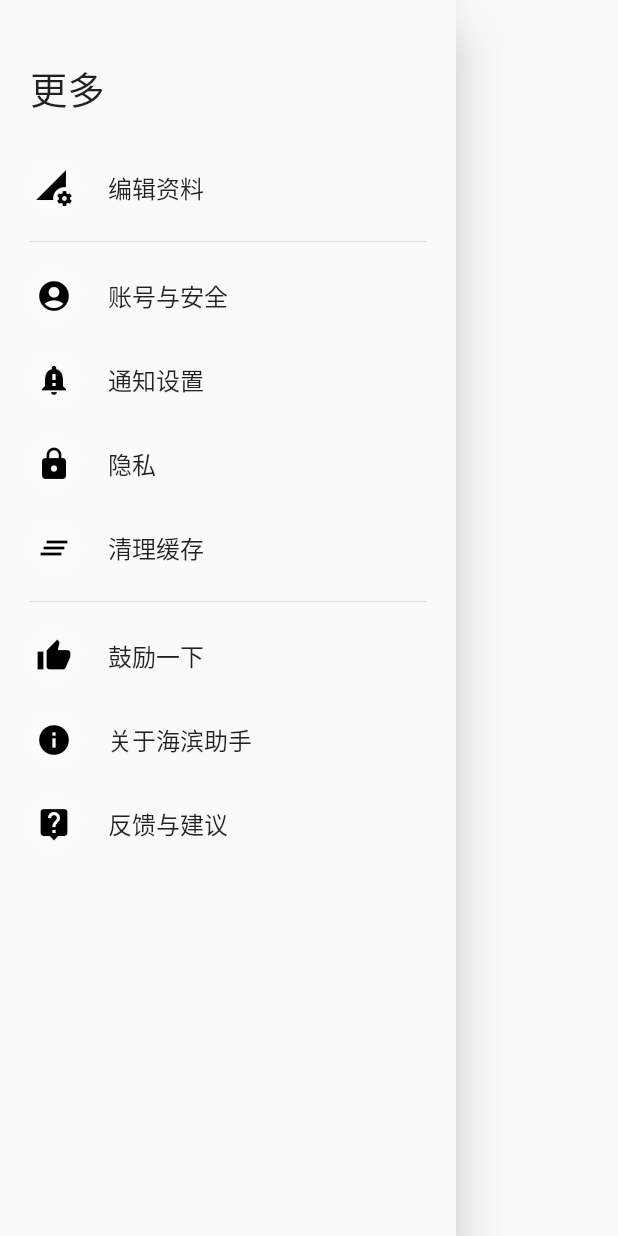
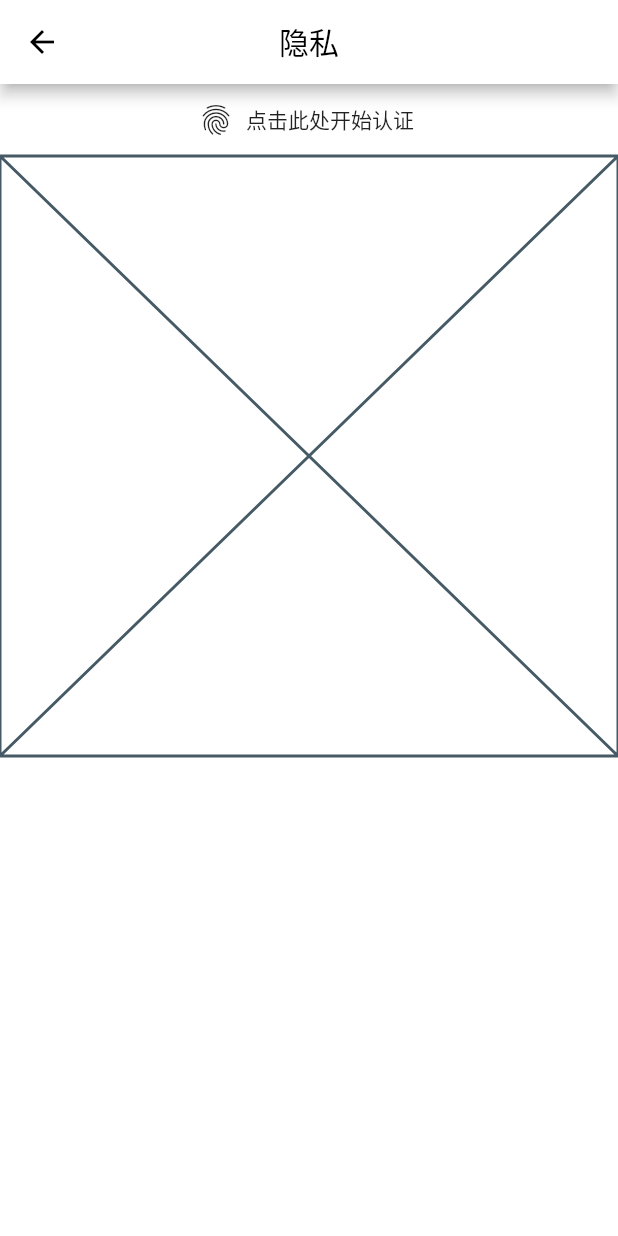
Before and after one commit to xushiwang/Flutter-HBZS, a Flutter app: the MyDrawer widget shown alone on an empty page, opened directly, after a tap on "隐私", on a phone screen of 412 x 824 dp. Run offline on Flutter 3.47's test engine with Material 2 defaults, Android fonts, the phone set to English and light mode, and no system bars; our stand-ins replace cached_network_image, dio, flutter_custom_clippers, flutter_swiper, font_awesome_flutter, local_auth and 6 more; missing offline and left inert: dart:ffi; accounts and stored records are empty; generated files the repository leaves out were written again; network calls fail.

Commit message:
指纹认证

```diff
--- a/lib/main.dart
+++ b/lib/main.dart
@@ -13,6 +13,8 @@ import 'pages/tabs.dart';
 import 'package:flutter/material.dart';
 import 'package:hbzs/router/login.dart';
 import 'package:hbzs/router/EveryImage.dart';
+
+import 'router/private.dart';
 
 //void main() => runApp(MyApp(),SystemChrome.setSystemUIOverlayStyle(SystemUiOverlayStyle.dark););
 void main() {
@@ -46,6 +48,7 @@ class MyApp extends StatelessWidget {
         '/test': (context) => List_Test(),
         '/retest': (context) => List_ReTest(),
         '/about': (context) => About(),
+        '/private':(context)=>Private()
       },
       home: Tabs(),
     );
--- a/lib/res/MyDrawer.dart
+++ b/lib/res/MyDrawer.dart
@@ -76,6 +76,7 @@ class MyDrawer extends StatelessWidget {
               title: Text('隐私'),
               onTap: (){
                 print('点击了隐私');
+                Navigator.pushNamed(context, '/private');
               },
             ),
             ListTile(
@@ -184,7 +185,7 @@ class MyDrawer extends StatelessWidget {
   }
   void _clearCache() async {
      final prefs = await SharedPreferences.getInstance();
-     prefs.clear();
+     //prefs.clear();
     Directory tempDir = await getTemporaryDirectory();
       //删除缓存目录
       await delDir(tempDir);
--- a/lib/router/about.dart
+++ b/lib/router/about.dart
@@ -71,7 +71,7 @@ class About extends StatelessWidget {
             },
           ),
           new Divider(),
-          Text("特别感谢各位老师同学给予的支持与帮助",textAlign: TextAlign.center,)
+          Text("特别感谢各位老师同学给予的支持与帮助",textAlign: TextAlign.center,),
         ],
       ),
     );
--- a/lib/router/list_retest.dart
+++ b/lib/router/list_retest.dart
@@ -19,7 +19,7 @@ class _listsstate extends State<List_ReTest> {
   @override
   void initState() {
     super.initState();
-    this._get_cj();
+    this.getcj();
   }
 
   List listss = [];
@@ -216,7 +216,7 @@ class _listsstate extends State<List_ReTest> {
     );
   }
 
-  Future<void> _get_cj() async {
+  Future<void> getcj() async {
     final prefs = await SharedPreferences.getInstance();
 
     FormData params = new FormData.from({
--- a/lib/router/list_sorce.dart
+++ b/lib/router/list_sorce.dart
@@ -20,9 +20,8 @@ class _listsstate extends State<Lists> {
 
   @override
   void initState() {
-    // TODO: implement initState
     super.initState();
-    this._get_cj();
+    this.getcj();
   }
 
   List listss = [];
@@ -283,7 +282,7 @@ class _listsstate extends State<Lists> {
     );
   }
 
-  Future<void> _get_cj() async {
+  Future<void> getcj() async {
     final prefs = await SharedPreferences.getInstance();
 
     FormData params = new FormData.from({
--- /dev/null
+++ b/lib/router/private.dart
@@ -0,0 +1,80 @@
+import 'package:flutter/material.dart';
+import 'package:local_auth/local_auth.dart';
+import 'package:transparent_image/transparent_image.dart'show kTransparentImage;
+class Private extends StatefulWidget {
+  Private({Key key}) : super(key: key);
+
+  @override
+  _PrivateState createState() => _PrivateState();
+}
+
+class _PrivateState extends State<Private> {
+  bool _authSuccess = false;
+  LocalAuthentication _localAuth;
+  @override
+  void initState() {
+    super.initState();
+    this._localAuth = LocalAuthentication();
+  }
+
+  Future<bool> _auth() async {
+    setState(() => this._authSuccess = false);
+    if (await this._localAuth.canCheckBiometrics == false) {
+      Scaffold.of(context).showSnackBar(
+        SnackBar(
+          content: Text('Your device is NOT capable of checking biometrics.\n'
+              'This demo will not work on your device!\n'
+              'You must have android 6.0+ and have fingerprint sensor.'),
+        ),
+      );
+      return false;
+    }
+    // **NOTE**: for local auth to work, tha MainActivity needs to extend from
+    // FlutterFragmentActivity, cf. https://stackoverflow.com/a/56605771.
+    try {
+      final authSuccess = await this._localAuth.authenticateWithBiometrics(
+          localizedReason: 'Auth in to see hidden image');
+      Scaffold.of(context).showSnackBar(
+        SnackBar(content: Text('authSuccess=$authSuccess')),
+      );
+      return authSuccess;
+    } catch (e) {
+      Scaffold.of(context).showSnackBar(
+        SnackBar(content: Text(e.toString())),
+      );
+      return false;
+    }
+  }
+
+  @override
+  Widget build(BuildContext context) {
+    return  Scaffold(
+      backgroundColor: Colors.white,
+      appBar: AppBar(
+        iconTheme: IconThemeData(color: Colors.black),
+        title: Text("隐私", style: TextStyle(color: Colors.black)),
+        backgroundColor: Colors.white,
+        centerTitle: true,
+      ),
+      body: Column(
+      children: <Widget>[
+        FlatButton.icon(
+          icon: Icon(Icons.fingerprint),
+          label: Text('点击此处开始认证'),
+          onPressed: () async {
+            final authSuccess = await this._auth();
+            setState(() => this._authSuccess = authSuccess);
+          },
+        ),
+        this._authSuccess
+            ? FadeInImage(
+                placeholder: MemoryImage(kTransparentImage),
+                image: AssetImage('images/xh.gif'),
+              )
+            : Placeholder(),
+      ],
+    )
+    );
+
+  }
+}
--- a/pubspec.yaml
+++ b/pubspec.yaml
@@ -17,6 +17,9 @@ environment:
   sdk: ">=2.1.0 <3.0.0"
 
 dependencies:
+  transparent_image: '1.0.0'
+  local_auth: '0.5.2+4'
+  flutter_markdown: ^0.3.3
   charts_flutter: ^0.6.0
   url_launcher: 3.0.0
   shared_preferences: ^0.5.1
```
Also changed, not shown: lib/util/network.dart (deleted, +0 -18 lines), pubspec.lock, 2 other files.
